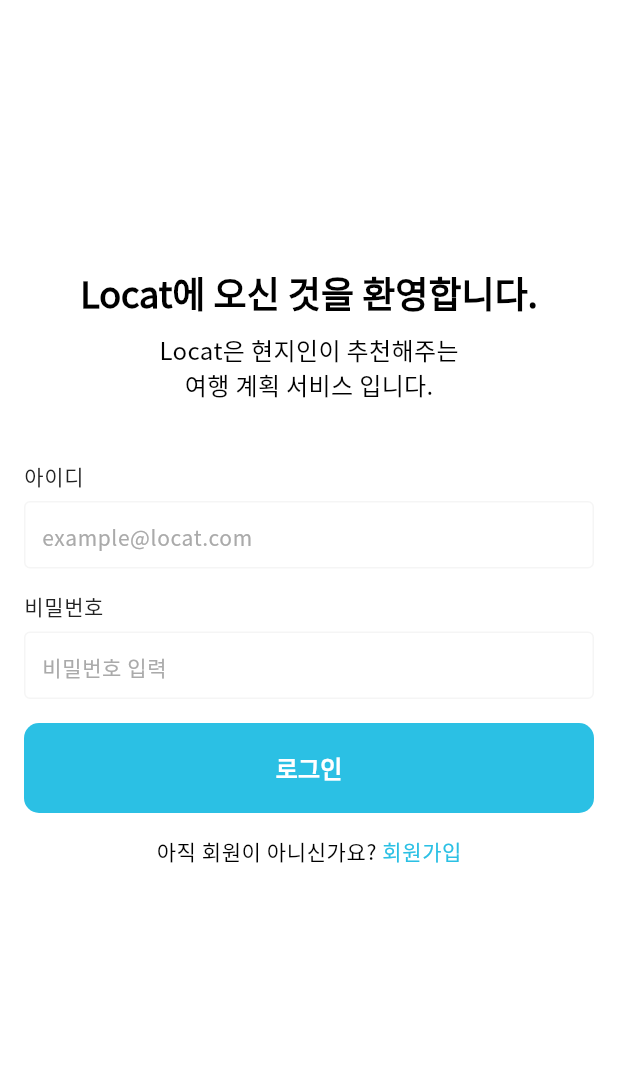
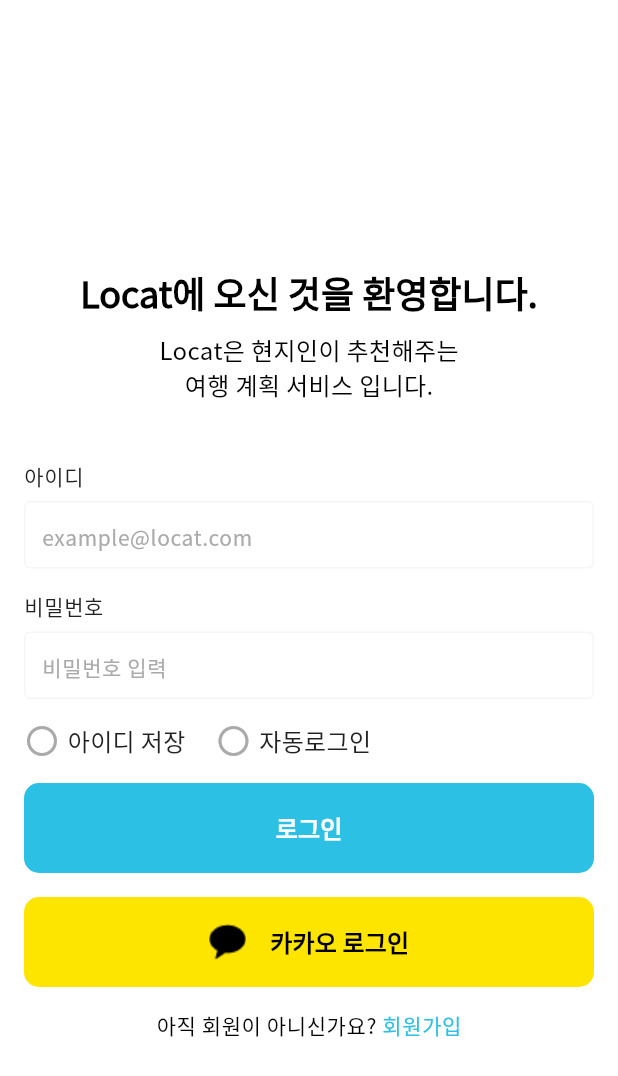
Before and after one commit to beforeitcools/flutter-locatrip, a Flutter app: the LoginScreen screen opened by its route, on a phone screen of 412 x 824 dp. Shown: the top 1076 px of the screen. Run offline on Flutter 3.47's test engine with Material 3 defaults, Android fonts, the phone set to English and light mode, and no system bars; our stand-ins replace calendar_date_picker2, dio, flutter_secure_storage, geocoding, geolocator, google_maps_flutter and 2 more; accounts and stored records are empty.

Commit message:
feat: 자동 로그인 구현

```diff
--- a/lib/Auth/screen/login_screen.dart
+++ b/lib/Auth/screen/login_screen.dart
@@ -2,6 +2,8 @@ import 'package:flutter/gestures.dart';
 import 'package:flutter/material.dart';
 import 'package:flutter_locatrip/Auth/model/auth_model.dart';
 import 'package:flutter_locatrip/Auth/screen/signup_screen.dart';
+import 'package:flutter_secure_storage/flutter_secure_storage.dart';
+import 'package:shared_preferences/shared_preferences.dart';
 import '../../common/widget/color.dart';
 
 class LoginScreen extends StatefulWidget {
@@ -14,7 +16,102 @@ class LoginScreen extends StatefulWidget {
 class _LoginScreenState extends State<LoginScreen> {
   TextEditingController _idController = TextEditingController();
   TextEditingController _pwController = TextEditingController();
+  bool saveId = false;
+  bool autoLogin = false;
   final AuthModel _authModel = AuthModel();
+
+  // 아이디 저장 옵션 상태 저장(로그인 성공시)
+  Future<void> savePreference() async {
+    final prefs = await SharedPreferences.getInstance();
+    final FlutterSecureStorage _storage = new FlutterSecureStorage();
+    await prefs.setBool('saveId', saveId);
+    await prefs.setBool('autoLogin', autoLogin);
+    if (saveId) {
+      await prefs.setString('userId', _idController.text);
+    } else {
+      await prefs.remove('userId');
+    }
+    if (autoLogin) {
+      _storage.write(key: 'user_id', value: _idController.text);
+      _storage.write(key: 'password', value: _pwController.text);
+    }
+  }
+
+  // 아이디 저장 옵션 상태 불러오기(로그인 스크린 시작시)
+  Future<void> getLoginOptions() async {
+    final prefs = await SharedPreferences.getInstance();
+    setState(() {
+      saveId = prefs.getBool('saveId') ?? false;
+      autoLogin = prefs.getBool('autoLogin') ?? false;
+      if (saveId) {
+        _idController.text = prefs.getString('userId')!;
+      }
+    });
+  }
+
+  @override
+  void initState() {
+    getLoginOptions();
+  }
+
+  void _toggleSaveId() {
+    setState(() {
+      saveId = !saveId;
+    });
+  }
+
+  void _toggleAutoLogin() {
+    setState(() {
+      autoLogin = !autoLogin;
+    });
+  }
+
+  Widget _loginOptions() {
+    return Row(
+      mainAxisAlignment: MainAxisAlignment.start,
+      children: [
+        GestureDetector(
+          onTap: _toggleSaveId,
+          child: Row(
+            children: [
+              Icon(
+                saveId ? Icons.check_circle : Icons.radio_button_unchecked,
+                color: saveId ? pointBlueColor : grayColor,
+              ),
+              SizedBox(width: 5),
+              Text(
+                "아이디 저장",
+                style: Theme.of(context)
+                    .textTheme
+                    .bodyMedium
+                    ?.copyWith(color: blackColor),
+              ),
+            ],
+          ),
+        ),
+        SizedBox(width: 20),
+        GestureDetector(
+          onTap: _toggleAutoLogin,
+          child: Row(
+            children: [
+              Icon(
+                autoLogin ? Icons.check_circle : Icons.radio_button_unchecked,
+                color: autoLogin ? pointBlueColor : grayColor,
+              ),
+              SizedBox(width: 5),
+              Text(
+                "자동로그인",
+                style: Theme.of(context)
+                    .textTheme
+                    .bodyMedium
+                    ?.copyWith(color: blackColor),
+              ),
+            ],
+          ),
+        ),
+      ],
+    );
+  }
 
   void _login() async {
     if (_idController.text.isEmpty) {
@@ -31,6 +128,7 @@ class _LoginScreenState extends State<LoginScreen> {
 
       try {
         String result = await _authModel.login(loginData);
+        savePreference;
 
         ScaffoldMessenger.of(context)
             .showSnackBar(SnackBar(content: Text(result)));
@@ -262,6 +360,10 @@ class _LoginScreenState extends State<LoginScreen> {
                       SizedBox(
                         height: 16,
                       ),
+                      _loginOptions(), // 아이디 저장, 자동로그인 체크버튼
+                      SizedBox(
+                        height: 16,
+                      ),
                       TextButton(
                         onPressed: _login,
                         child: Text(
@@ -276,6 +378,37 @@ class _LoginScreenState extends State<LoginScreen> {
                         style: TextButton.styleFrom(
                           minimumSize: Size(380, 60),
                           backgroundColor: pointBlueColor,
+                          shape: RoundedRectangleBorder(
+                            borderRadius: BorderRadius.circular(10),
+                          ),
+                        ),
+                      ),
+                      SizedBox(
+                        height: 16,
+                      ),
+                      TextButton(
+                        onPressed: _login, // 카카오 로그인 추가
+                        child: Row(
+                          mainAxisAlignment: MainAxisAlignment.center,
+                          children: [
+                            Image.asset("assets/kakao_logo.png"),
+                            SizedBox(
+                              width: 16,
+                            ),
+                            Text(
+                              "카카오 로그인",
+                              style: Theme.of(context)
+                                  .textTheme
+                                  .labelLarge
+                                  ?.copyWith(
+                                    fontWeight: FontWeight.w600,
+                                  ),
+                            ),
+                          ],
+                        ),
+                        style: TextButton.styleFrom(
+                          minimumSize: Size(380, 60),
+                          backgroundColor: kakaoYellow,
                           shape: RoundedRectangleBorder(
                             borderRadius: BorderRadius.circular(10),
                           ),
--- a/lib/common/screen/error_screen.dart
+++ b/lib/common/screen/error_screen.dart
@@ -14,7 +14,7 @@ class ErrorScreen extends StatelessWidget {
               image: AssetImage('assets/logo_with_image.pnf'),
             ),
             Text("에러 발생"),
-            // 돌아가기 버튼 (어디로?? context 로 이전으로??)
+            // 돌아가기 버튼 (어디로?? context 로 이전으로?? home 으로??)
           ],
         ),
       ),
--- a/lib/common/widget/color.dart
+++ b/lib/common/widget/color.dart
@@ -5,3 +5,4 @@ const pointBlueColor = Color(0xff2BC0E4);
 const subPointColor = Color(0xffEAECC6);
 const grayColor = Color(0xffaaaaaa);
 const lightGrayColor = Color(0xfff5f5f5);
+const kakaoYellow = Color(0xffFEE500);
--- a/pubspec.yaml
+++ b/pubspec.yaml
@@ -17,6 +17,7 @@ dependencies:
   calendar_date_picker2: ^1.1.8
 
   flutter_secure_storage: ^9.2.2
+  shared_preferences: ^2.3.5
   permission_handler: ^11.3.1
   cached_network_image: ^3.2.3
   image_picker: ^1.1.2
```
Also changed, not shown: lib/Auth/model/auth_model.dart (+5 -2 lines), lib/common/Auth/auth_dio_interceptor.dart (+10 -4 lines), lib/common/widget/splash_screen_widget.dart (added, +29 -0 lines), lib/main.dart (+27 -6 lines), pubspec.lock, 1 other file.
